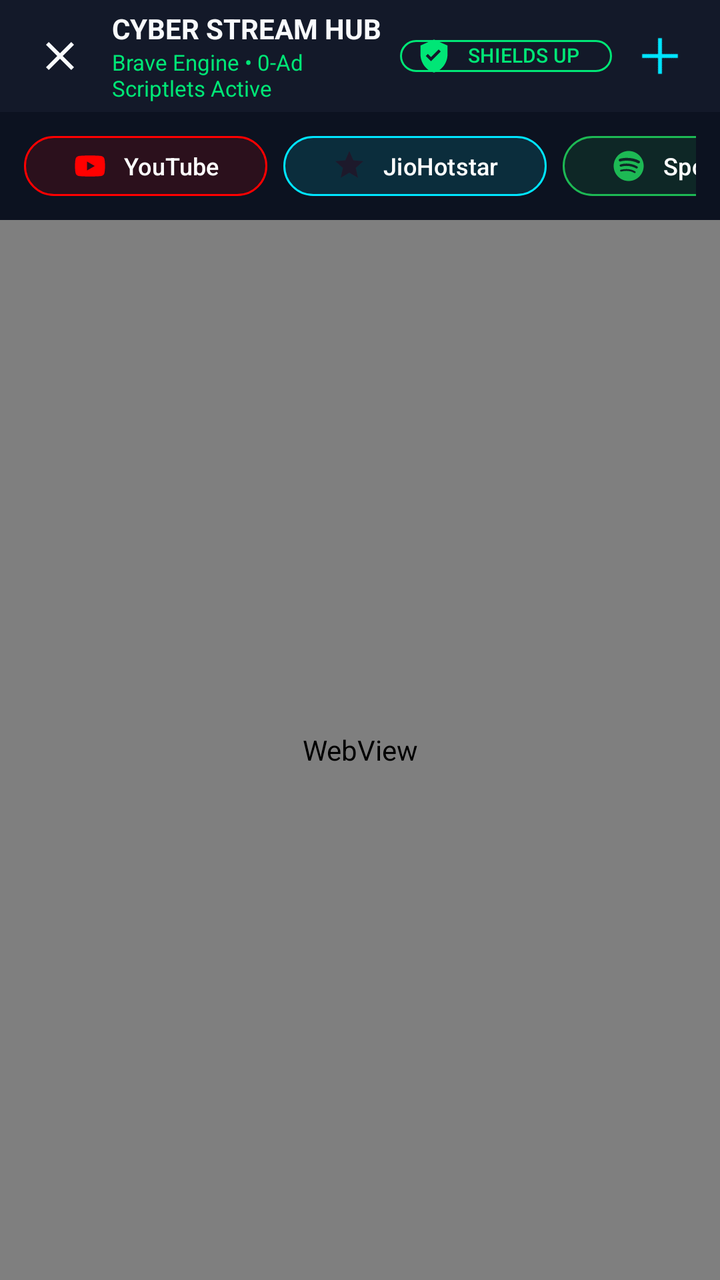
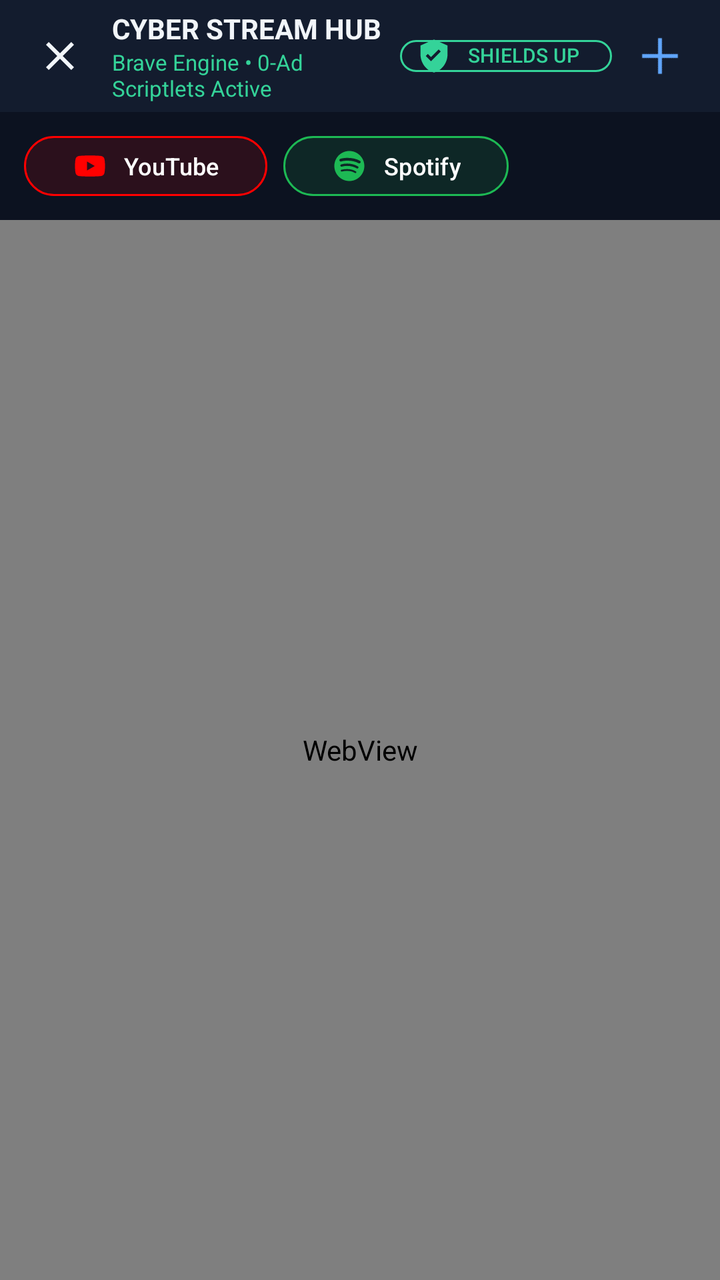

An Android layout rendered at two revisions. The XML below is the earlier revision; the diff shows what the commit changed to produce the second picture.
<!-- AndroidManifest.xml: activity theme Theme.AdShield -->
<!-- res/layout/activity_cyber_player.xml -->
<?xml version="1.0" encoding="utf-8"?>
<LinearLayout xmlns:android="http://schemas.android.com/apk/res/android"
    xmlns:app="http://schemas.android.com/apk/res-auto"
    android:layout_width="match_parent"
    android:layout_height="match_parent"
    android:background="@color/cyber_bg_dark"
    android:orientation="vertical">

    
    <LinearLayout
        android:layout_width="match_parent"
        android:layout_height="56dp"
        android:background="@color/cyber_card_dark"
        android:gravity="center_vertical"
        android:paddingHorizontal="12dp">

        <ImageView
            android:id="@+id/btn_cyber_back"
            android:layout_width="36dp"
            android:layout_height="36dp"
            android:background="?attr/selectableItemBackgroundBorderless"
            android:contentDescription="Back"
            android:padding="6dp"
            android:src="@drawable/ic_clear"
            app:tint="@color/cyber_text_primary" />

        <LinearLayout
            android:layout_width="0dp"
            android:layout_height="wrap_content"
            android:layout_marginStart="8dp"
            android:layout_weight="1"
            android:orientation="vertical">

            <TextView
                android:layout_width="wrap_content"
                android:layout_height="wrap_content"
                android:text="CYBER STREAM HUB"
                android:textColor="@color/cyber_text_primary"
                android:textSize="14sp"
                android:textStyle="bold" />

            <TextView
                android:layout_width="wrap_content"
                android:layout_height="wrap_content"
                android:text="Brave Engine • 0-Ad Scriptlets Active"
                android:textColor="@color/cyber_neon_green"
                android:textSize="11sp" />
        </LinearLayout>

        <com.google.android.material.chip.Chip
            android:id="@+id/chip_brave_shield_badge"
            android:layout_width="wrap_content"
            android:layout_height="32dp"
            android:text="SHIELDS UP"
            android:textColor="@color/cyber_neon_green"
            android:textSize="10sp"
            android:textStyle="bold"
            app:chipBackgroundColor="@color/cyber_card_dark"
            app:chipIcon="@drawable/ic_shield_check"
            app:chipIconTint="@color/cyber_neon_green"
            app:chipStrokeColor="@color/cyber_neon_green"
            app:chipStrokeWidth="1dp" />

        <ImageView
            android:id="@+id/btn_cyber_reload"
            android:layout_width="36dp"
            android:layout_height="36dp"
            android:layout_marginStart="6dp"
            android:background="?attr/selectableItemBackgroundBorderless"
            android:contentDescription="Reload"
            android:padding="6dp"
            android:src="@drawable/ic_clear"
            android:rotation="45"
            app:tint="@color/cyber_cyan" />
    </LinearLayout>

    
    <HorizontalScrollView
        android:layout_width="match_parent"
        android:layout_height="wrap_content"
        android:background="#0C1220"
        android:paddingHorizontal="12dp"
        android:paddingVertical="8dp"
        android:scrollbars="none">

        <LinearLayout
            android:layout_width="wrap_content"
            android:layout_height="wrap_content"
            android:orientation="horizontal">

            <com.google.android.material.button.MaterialButton
                android:id="@+id/btn_tab_youtube"
                style="@style/Widget.Material3.Button.TonalButton"
                android:layout_width="wrap_content"
                android:layout_height="38dp"
                android:layout_marginEnd="8dp"
                android:text="YouTube"
                android:textColor="#FFFFFF"
                android:textSize="12sp"
                app:backgroundTint="#20FF0000"
                app:cornerRadius="19dp"
                app:icon="@drawable/ic_youtube"
                app:iconTint="#FF0000"
                app:strokeColor="#FF0000"
                app:strokeWidth="1dp" />

            <com.google.android.material.button.MaterialButton
                android:id="@+id/btn_tab_hotstar"
                style="@style/Widget.Material3.Button.TonalButton"
                android:layout_width="wrap_content"
                android:layout_height="38dp"
                android:layout_marginEnd="8dp"
                android:text="JioHotstar"
                android:textColor="#FFFFFF"
                android:textSize="12sp"
                app:backgroundTint="#2000E5FF"
                app:cornerRadius="19dp"
                app:icon="@drawable/ic_hotstar"
                app:strokeColor="#00E5FF"
                app:strokeWidth="1dp" />

            <com.google.android.material.button.MaterialButton
                android:id="@+id/btn_tab_spotify"
                style="@style/Widget.Material3.Button.TonalButton"
                android:layout_width="wrap_content"
                android:layout_height="38dp"
                android:text="Spotify"
                android:textColor="#FFFFFF"
                android:textSize="12sp"
                app:backgroundTint="#201DB954"
                app:cornerRadius="19dp"
                app:icon="@drawable/ic_spotify"
                app:iconTint="#1DB954"
                app:strokeColor="#1DB954"
                app:strokeWidth="1dp" />
        </LinearLayout>
    </HorizontalScrollView>

    
    <ProgressBar
        android:id="@+id/cyber_progress_bar"
        style="?android:attr/progressBarStyleHorizontal"
        android:layout_width="match_parent"
        android:layout_height="3dp"
        android:indeterminate="false"
        android:max="100"
        android:progressTint="@color/cyber_cyan"
        android:visibility="gone" />

    
    <FrameLayout
        android:layout_width="match_parent"
        android:layout_height="0dp"
        android:layout_weight="1">

        <WebView
            android:id="@+id/cyber_web_view"
            android:layout_width="match_parent"
            android:layout_height="match_parent"
            android:background="@color/cyber_bg_dark" />

        <FrameLayout
            android:id="@+id/cyber_fullscreen_container"
            android:layout_width="match_parent"
            android:layout_height="match_parent"
            android:background="#000000"
            android:visibility="gone" />
    </FrameLayout>

</LinearLayout>
<!-- resources referenced by this layout -->
<resources>
  <color name="cyber_bg_dark">#080B12</color>
  <color name="cyber_card_dark">#131929</color>
  <color name="cyber_cyan">#00E5FF</color>
  <color name="cyber_neon_green">#00E676</color>
  <color name="cyber_text_primary">#F8FAFC</color>
  <!-- drawable ic_clear (drawable) -->
  <vector xmlns:android="http://schemas.android.com/apk/res/android"
      android:width="24dp"
      android:height="24dp"
      android:viewportWidth="24"
      android:viewportHeight="24">
      <path
          android:fillColor="@android:color/white"
          android:pathData="M19,6.41L17.59,5 12,10.59 6.41,5 5,6.41 10.59,12 5,17.59 6.41,19 12,13.41 17.59,19 19,17.59 13.41,12z"/>
  </vector>
  <!-- drawable ic_hotstar (drawable) -->
  <vector xmlns:android="http://schemas.android.com/apk/res/android"
      android:width="24dp"
      android:height="24dp"
      android:viewportWidth="24"
      android:viewportHeight="24">
      
      <path
          android:fillColor="#1565C0"
          android:pathData="M12,2L14.7,8.2L21.4,8.8L16.3,13.3L17.8,19.9L12,16.5L6.2,19.9L7.7,13.3L2.6,8.8L9.3,8.2L12,2Z"/>
      <path
          android:fillColor="#FFD700"
          android:pathData="M12,6L13.8,10.2L18.3,10.6L14.9,13.7L15.9,18.1L12,15.8L8.1,18.1L9.1,13.7L5.7,10.6L10.2,10.2L12,6Z"/>
  </vector>
  <!-- drawable ic_shield_check (drawable) -->
  <vector xmlns:android="http://schemas.android.com/apk/res/android"
      android:width="24dp"
      android:height="24dp"
      android:viewportWidth="24"
      android:viewportHeight="24">
      <path
          android:fillColor="#00E676"
          android:pathData="M12,1L3,5v6c0,5.55 3.84,10.74 9,12c5.16,-1.26 9,-6.45 9,-12V5L12,1z M10,15.5l-3.5,-3.5l1.41,-1.41L10,12.67l5.09,-5.09L16.5,9L10,15.5z"/>
  </vector>
  <!-- drawable ic_spotify (drawable) -->
  <vector xmlns:android="http://schemas.android.com/apk/res/android"
      android:width="24dp"
      android:height="24dp"
      android:viewportWidth="24"
      android:viewportHeight="24">
      <path
          android:fillColor="#FF1DB954"
          android:pathData="M12,2C6.48,2 2,6.48 2,12s4.48,10 10,10 10,-4.48 10,-10S17.52,2 12,2z M16.59,16.43c-0.18,0.29 -0.56,0.39 -0.85,0.21 -2.33,-1.42 -5.26,-1.74 -8.72,-0.95 -0.33,0.08 -0.66,-0.13 -0.74,-0.46 -0.08,-0.33 0.13,-0.66 0.46,-0.74 3.79,-0.87 7.02,-0.5 9.64,1.09 0.29,0.18 0.39,0.56 0.21,0.85z M17.98,13.33c-0.23,0.37 -0.71,0.49 -1.08,0.26 -2.67,-1.64 -6.74,-2.12 -9.89,-1.16 -0.41,0.13 -0.85,-0.11 -0.98,-0.52 -0.13,-0.41 0.11,-0.85 0.52,-0.98 3.61,-1.1 8.11,-0.56 11.17,1.32 0.37,0.23 0.49,0.71 0.26,1.08z M18.12,10.14c-3.2,-1.9 -8.49,-2.08 -11.55,-1.15 -0.49,0.15 -1.02,-0.13 -1.17,-0.62 -0.15,-0.49 0.13,-1.02 0.62,-1.17 3.52,-1.07 9.38,-0.86 13.07,1.33 0.44,0.26 0.59,0.84 0.33,1.28 -0.26,0.44 -0.84,0.59 -1.3,0.33z"/>
  </vector>
  <!-- drawable ic_youtube (drawable) -->
  <vector xmlns:android="http://schemas.android.com/apk/res/android"
      android:width="24dp"
      android:height="24dp"
      android:viewportWidth="24"
      android:viewportHeight="24">
      <path
          android:fillColor="#FFFF0000"
          android:pathData="M21.58,7.19c-0.23,-0.86 -0.91,-1.54 -1.77,-1.77C18.25,5 12,5 12,5s-6.25,0 -7.81,0.42c-0.86,0.23 -1.54,0.91 -1.77,1.77C2,8.75 2,12 2,12s0,3.25 0.42,4.81c0.23,0.86 0.91,1.54 1.77,1.77C5.75,19 12,19 12,19s6.25,0 7.81,-0.42c0.86,-0.23 1.54,-0.91 1.77,-1.77C22,15.25 22,12 22,12S22,8.75 21.58,7.19z M10,15V9l5.2,3L10,15z"/>
  </vector>
  <color name="brand_primary">#0284C7</color>
  <color name="brand_secondary">#10B981</color>
  <color name="bg_light">#F4F7FC</color>
  <color name="surface_light">#FFFFFF</color>
  <color name="card_light">#FFFFFF</color>
  <color name="border_light">#E2E8F0</color>
  <color name="text_primary_light">#0B132B</color>
  <color name="text_secondary_light">#475569</color>
  <color name="text_muted_light">#94A3B8</color>
  <!-- unchanged entries left out for length: 1 -->
</resources>

<!-- the commit's change to res/layout/activity_cyber_player.xml (unified diff, before → after) -->
@@ -105,21 +105,6 @@
                 app:strokeWidth="1dp" />
 
             <com.google.android.material.button.MaterialButton
-                android:id="@+id/btn_tab_hotstar"
-                style="@style/Widget.Material3.Button.TonalButton"
-                android:layout_width="wrap_content"
-                android:layout_height="38dp"
-                android:layout_marginEnd="8dp"
-                android:text="JioHotstar"
-                android:textColor="#FFFFFF"
-                android:textSize="12sp"
-                app:backgroundTint="#2000E5FF"
-                app:cornerRadius="19dp"
-                app:icon="@drawable/ic_hotstar"
-                app:strokeColor="#00E5FF"
-                app:strokeWidth="1dp" />
-
-            <com.google.android.material.button.MaterialButton
                 android:id="@+id/btn_tab_spotify"
                 style="@style/Widget.Material3.Button.TonalButton"
                 android:layout_width="wrap_content"
<!-- resource entries referenced after the edit -->
@@ -1,10 +1,10 @@
 <!-- resources referenced by this layout -->
 <resources>
-  <color name="cyber_bg_dark">#080B12</color>
-  <color name="cyber_card_dark">#131929</color>
-  <color name="cyber_cyan">#00E5FF</color>
-  <color name="cyber_neon_green">#00E676</color>
-  <color name="cyber_text_primary">#F8FAFC</color>
+  <color name="cyber_bg_dark">#0B1220</color>
+  <color name="cyber_card_dark">#131C2E</color>
+  <color name="cyber_cyan">#60A5FA</color>
+  <color name="cyber_neon_green">#34D399</color>
+  <color name="cyber_text_primary">#F1F5F9</color>
   <!-- drawable ic_clear (drawable) -->
   <vector xmlns:android="http://schemas.android.com/apk/res/android"
       android:width="24dp"
@@ -14,20 +14,6 @@
       <path
           android:fillColor="@android:color/white"
           android:pathData="M19,6.41L17.59,5 12,10.59 6.41,5 5,6.41 10.59,12 5,17.59 6.41,19 12,13.41 17.59,19 19,17.59 13.41,12z"/>
-  </vector>
-  <!-- drawable ic_hotstar (drawable) -->
-  <vector xmlns:android="http://schemas.android.com/apk/res/android"
-      android:width="24dp"
-      android:height="24dp"
-      android:viewportWidth="24"
-      android:viewportHeight="24">
-      
-      <path
-          android:fillColor="#1565C0"
-          android:pathData="M12,2L14.7,8.2L21.4,8.8L16.3,13.3L17.8,19.9L12,16.5L6.2,19.9L7.7,13.3L2.6,8.8L9.3,8.2L12,2Z"/>
-      <path
-          android:fillColor="#FFD700"
-          android:pathData="M12,6L13.8,10.2L18.3,10.6L14.9,13.7L15.9,18.1L12,15.8L8.1,18.1L9.1,13.7L5.7,10.6L10.2,10.2L12,6Z"/>
   </vector>
   <!-- drawable ic_shield_check (drawable) -->
   <vector xmlns:android="http://schemas.android.com/apk/res/android"
@@ -59,15 +45,15 @@
           android:fillColor="#FFFF0000"
           android:pathData="M21.58,7.19c-0.23,-0.86 -0.91,-1.54 -1.77,-1.77C18.25,5 12,5 12,5s-6.25,0 -7.81,0.42c-0.86,0.23 -1.54,0.91 -1.77,1.77C2,8.75 2,12 2,12s0,3.25 0.42,4.81c0.23,0.86 0.91,1.54 1.77,1.77C5.75,19 12,19 12,19s6.25,0 7.81,-0.42c0.86,-0.23 1.54,-0.91 1.77,-1.77C22,15.25 22,12 22,12S22,8.75 21.58,7.19z M10,15V9l5.2,3L10,15z"/>
   </vector>
-  <color name="brand_primary">#0284C7</color>
-  <color name="brand_secondary">#10B981</color>
-  <color name="bg_light">#F4F7FC</color>
+  <color name="brand_primary">#60A5FA</color>
+  <color name="brand_secondary">#34D399</color>
+  <color name="bg_light">#F8FAFC</color>
   <color name="surface_light">#FFFFFF</color>
   <color name="card_light">#FFFFFF</color>
-  <color name="border_light">#E2E8F0</color>
-  <color name="text_primary_light">#0B132B</color>
+  <color name="border_light">#CBD5E1</color>
+  <color name="text_primary_light">#0F172A</color>
   <color name="text_secondary_light">#475569</color>
-  <color name="text_muted_light">#94A3B8</color>
+  <color name="text_muted_light">#64748B</color>
   <!-- unchanged entries left out for length: 1 -->
 </resources>
 
